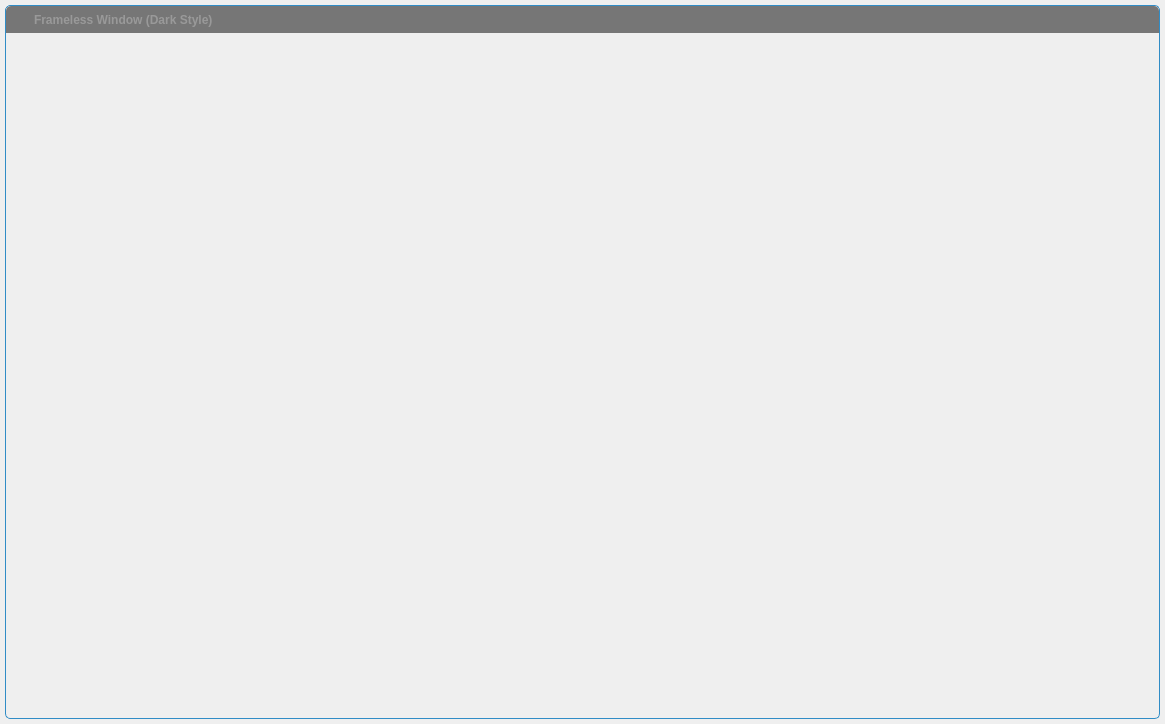
First picture: the form in Monarch-Connect/Style/framelesswindow/framelesswindow.ui, repository Toms42/Monarch-Connect, before the edit.
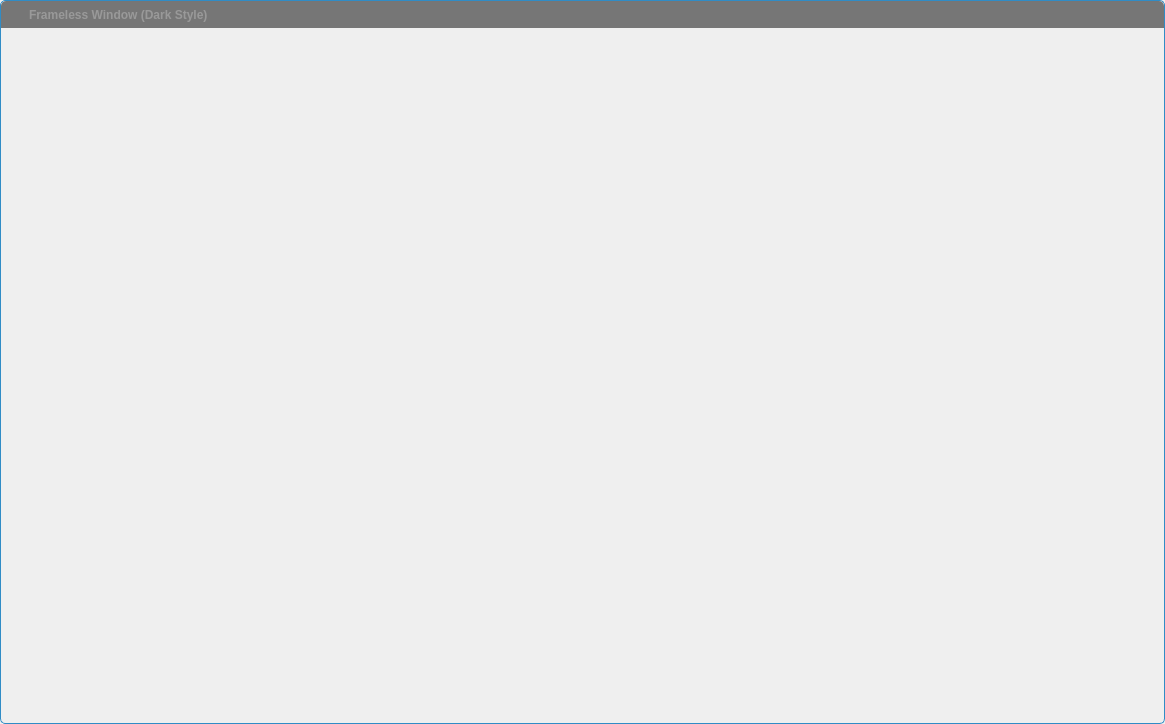
Second picture: the form after the edit. Icons and pictures are not drawn. Custom widgets are drawn as their Qt base class.

The edit to the form file:
```diff
--- a/Monarch-Connect/Style/framelesswindow/framelesswindow.ui
+++ b/Monarch-Connect/Style/framelesswindow/framelesswindow.ui
@@ -21,16 +21,16 @@
     <number>0</number>
    </property>
    <property name="leftMargin">
-    <number>5</number>
+    <number>0</number>
    </property>
    <property name="topMargin">
-    <number>5</number>
+    <number>0</number>
    </property>
    <property name="rightMargin">
-    <number>5</number>
+    <number>0</number>
    </property>
    <property name="bottomMargin">
-    <number>5</number>
+    <number>0</number>
    </property>
    <item>
     <widget class="QWidget" name="windowFrame" native="true">
```
Left out of the diff: 3 changed lines with no effect on the pictures.
